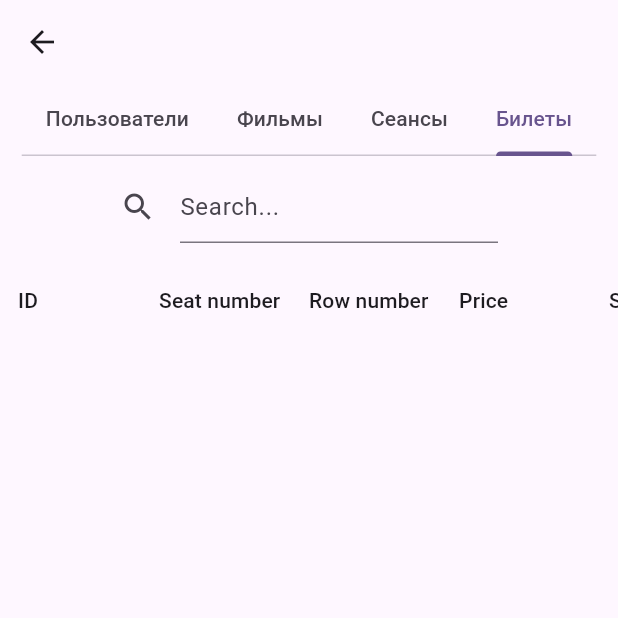
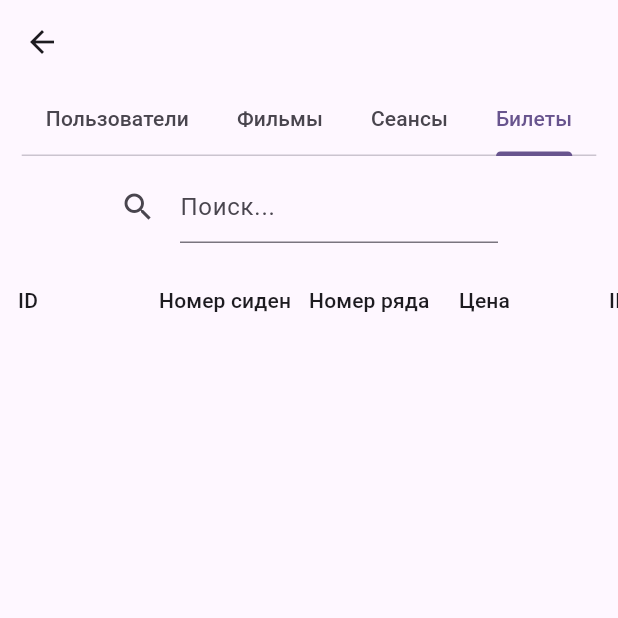
Before and after one commit to blueberry13-8/cinema, a Flutter app: the AdminOverviewPage screen opened directly, tab 4 chosen, on a phone screen of 412 x 824 dp, the top half of it. Run offline on Flutter 3.47's test engine with Material 3 defaults, Android fonts, the phone set to English and light mode, and no system bars; drawn by our look-alikes of data_table_2; our stand-ins replace bloc, flutter_bloc, freezed_annotation, logger; missing offline and left inert: postgres; accounts and stored records are empty; generated files the repository leaves out were written again.

Commit message:
translate into russian

```diff
--- a/lib/features/app/domain/models/customer.dart
+++ b/lib/features/app/domain/models/customer.dart
@@ -18,6 +18,6 @@ class Customer with _$Customer {
 
 const kCustomerFields = [
   'ID',
-  'Login',
-  'Password',
+  'Логин',
+  'Пароль',
 ];
--- a/lib/features/app/domain/models/movie.dart
+++ b/lib/features/app/domain/models/movie.dart
@@ -17,4 +17,4 @@ class Movie with _$Movie {
       _$MovieFromJson(json);
 }
 
-const kMovieFields = ['ID', 'Duration', 'Genre', 'Name'];
+const kMovieFields = ['ID', 'Длительность', 'Жанр', 'Название'];
--- a/lib/features/app/domain/models/movie_session.dart
+++ b/lib/features/app/domain/models/movie_session.dart
@@ -19,7 +19,7 @@ class MovieSession with _$MovieSession {
 
 const kSessionFields = [
   'ID',
-  'Movie ID',
-  'Hall ID',
-  'Start time',
+  'ID фильма',
+  'ID зала',
+  'Время начала',
 ];
--- a/lib/features/app/domain/models/ticket.dart
+++ b/lib/features/app/domain/models/ticket.dart
@@ -20,9 +20,9 @@ class Ticket with _$Ticket {
 
 const kTicketFields = [
   'ID',
-  'Seat number',
-  'Row number',
-  'Price',
-  'Session ID',
-  'Customer ID',
+  'Номер сидения',
+  'Номер ряда',
+  'Цена',
+  'ID сеанса',
+  'ID посетителя',
 ];
--- a/lib/features/app/presentation/pages/customers/customers_page.dart
+++ b/lib/features/app/presentation/pages/customers/customers_page.dart
@@ -83,7 +83,7 @@ class _CustomersPageState extends State<_CustomersPage> {
                     controller: _searchController,
                     onChanged: (newValue) => setState(() {}),
                     decoration: const InputDecoration(
-                      hintText: 'Search...',
+                      hintText: 'Поиск...',
                       icon: Icon(
                         Icons.search,
                       ),
--- a/lib/features/app/presentation/pages/movie/movies_page.dart
+++ b/lib/features/app/presentation/pages/movie/movies_page.dart
@@ -83,7 +83,7 @@ class _MoviesPageState extends State<_MoviesPage> {
                     controller: _searchController,
                     onChanged: (newValue) => setState(() {}),
                     decoration: const InputDecoration(
-                      hintText: 'Search...',
+                      hintText: 'Поиск...',
                       icon: Icon(
                         Icons.search,
                       ),
--- a/lib/features/app/presentation/pages/movie/user_movies_page.dart
+++ b/lib/features/app/presentation/pages/movie/user_movies_page.dart
@@ -70,7 +70,7 @@ class _UserMoviesPageState extends State<_UserMoviesPage> {
                 controller: _searchController,
                 onChanged: (newValue) => setState(() {}),
                 decoration: const InputDecoration(
-                  hintText: 'Search...',
+                  hintText: 'Поиск...',
                   icon: Icon(
                     Icons.search,
                   ),
--- a/lib/features/app/presentation/pages/session/session_page.dart
+++ b/lib/features/app/presentation/pages/session/session_page.dart
@@ -83,7 +83,7 @@ class _SessionsPageState extends State<_SessionsPage> {
                     controller: _searchController,
                     onChanged: (newValue) => setState(() {}),
                     decoration: const InputDecoration(
-                      hintText: 'Search...',
+                      hintText: 'Поиск...',
                       icon: Icon(
                         Icons.search,
                       ),
--- a/lib/features/app/presentation/pages/session/user_session_page.dart
+++ b/lib/features/app/presentation/pages/session/user_session_page.dart
@@ -72,7 +72,7 @@ class _UserSessionsPageState extends State<_UserSessionsPage> {
                 controller: _searchController,
                 onChanged: (newValue) => setState(() {}),
                 decoration: const InputDecoration(
-                  hintText: 'Search...',
+                  hintText: 'Поиск...',
                   icon: Icon(
                     Icons.search,
                   ),
--- a/lib/features/app/presentation/pages/ticket/ticket_page.dart
+++ b/lib/features/app/presentation/pages/ticket/ticket_page.dart
@@ -86,7 +86,7 @@ class _TicketsPageState extends State<_TicketsPage> {
                     controller: _searchController,
                     onChanged: (newValue) => setState(() {}),
                     decoration: const InputDecoration(
-                      hintText: 'Search...',
+                      hintText: 'Поиск...',
                       icon: Icon(
                         Icons.search,
                       ),
--- a/lib/features/app/presentation/pages/ticket/user_ticket_page.dart
+++ b/lib/features/app/presentation/pages/ticket/user_ticket_page.dart
@@ -72,7 +72,7 @@ class _UserTicketsPageState extends State<_UserTicketsPage> {
                 controller: _searchController,
                 onChanged: (newValue) => setState(() {}),
                 decoration: const InputDecoration(
-                  hintText: 'Search...',
+                  hintText: 'Поиск...',
                   icon: Icon(
                     Icons.search,
                   ),
```
